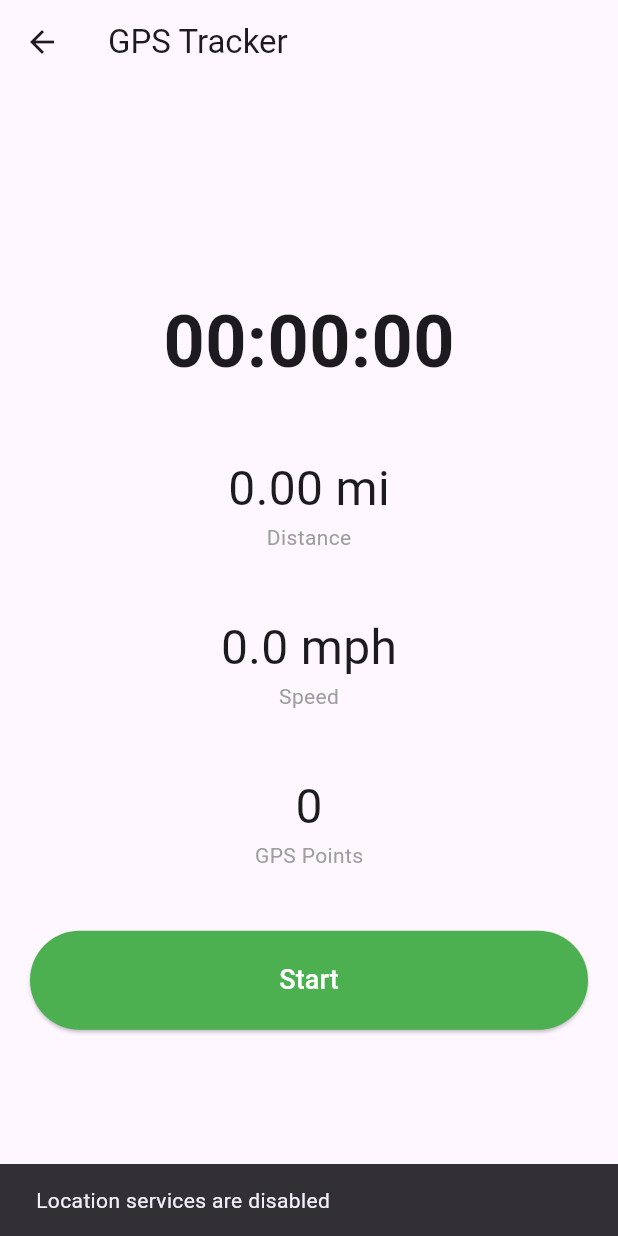
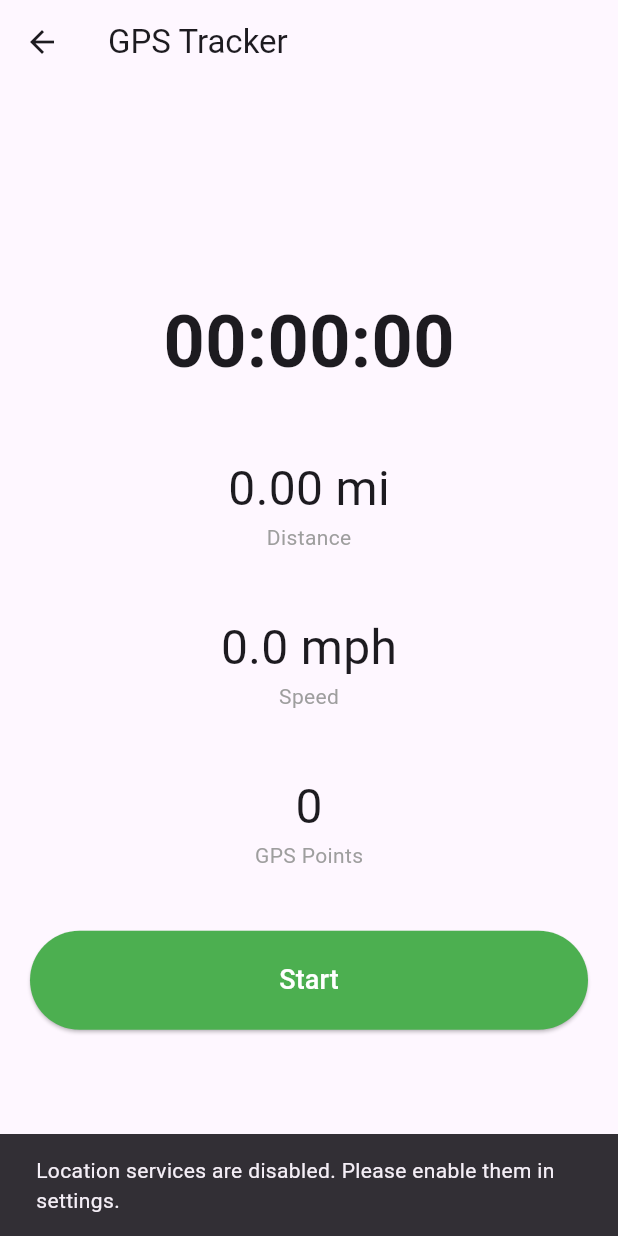
Before and after one commit to Anish-Chanda/cadent, a Flutter app: the RecorderScreen screen opened directly, after a tap on "Start", on a phone screen of 412 x 824 dp. Run offline on Flutter 3.47's test engine with Material 3 defaults, Android fonts, the phone set to English and light mode, and no system bars; our stand-ins replace cookie_jar, dio, dio_cookie_manager, geolocator, shared_preferences; accounts and stored records are empty; network calls fail.

Commit message:
extract permissions handling to a different service

```diff
--- a/app/lib/screens/recorder_screen.dart
+++ b/app/lib/screens/recorder_screen.dart
@@ -4,6 +4,8 @@ import 'dart:math' show cos, sqrt, asin;
 
 import 'package:flutter/material.dart';
 import 'package:geolocator/geolocator.dart';
+
+import '../services/permissions_handler.dart';
 
 enum RecordingState { idle, recording, paused }
 
@@ -15,8 +17,6 @@ class RecorderScreen extends StatefulWidget {
 }
 
 class _RecorderScreenState extends State<RecorderScreen> {
-  final GeolocatorPlatform _geolocatorPlatform = GeolocatorPlatform.instance;
-
   RecordingState _recordingState = RecordingState.idle;
   StreamSubscription<Position>? _positionStreamSubscription;
 
@@ -68,39 +68,9 @@ class _RecorderScreenState extends State<RecorderScreen> {
   }
 
   Future<bool> _checkPermissions() async {
-    bool serviceEnabled = await _geolocatorPlatform.isLocationServiceEnabled();
-    if (!serviceEnabled) {
-      if (mounted) {
-        ScaffoldMessenger.of(context).showSnackBar(
-          const SnackBar(content: Text('Location services are disabled')),
-        );
-      }
-      return false;
-    }
-
-    LocationPermission permission = await _geolocatorPlatform.checkPermission();
-    if (permission == LocationPermission.denied) {
-      permission = await _geolocatorPlatform.requestPermission();
-      if (permission == LocationPermission.denied) {
-        if (mounted) {
-          ScaffoldMessenger.of(context).showSnackBar(
-            const SnackBar(content: Text('Location permission denied')),
-          );
-        }
-        return false;
-      }
-    }
-
-    if (permission == LocationPermission.deniedForever) {
-      if (mounted) {
-        ScaffoldMessenger.of(context).showSnackBar(
-          const SnackBar(content: Text('Location permission denied forever')),
-        );
-      }
-      return false;
-    }
-
-    return true;
+    return await LocationPermissionService.requestLocationPermission(
+      context: mounted ? context : null,
+    );
   }
 
   Future<void> _startRecording() async {
@@ -128,7 +98,7 @@ class _RecorderScreenState extends State<RecorderScreen> {
     if (Platform.isAndroid) {
       locationSettings = AndroidSettings(
         accuracy: LocationAccuracy.high,
-        distanceFilter: 0,
+        distanceFilter: 1,
         intervalDuration: const Duration(seconds: 1),
         // Enable background location updates
         foregroundNotificationConfig: const ForegroundNotificationConfig(
@@ -151,7 +121,7 @@ class _RecorderScreenState extends State<RecorderScreen> {
       );
     }
 
-    final positionStream = _geolocatorPlatform.getPositionStream(
+    final positionStream = GeolocatorPlatform.instance.getPositionStream(
       locationSettings: locationSettings,
     );
 
--- /dev/null
+++ b/app/lib/services/permissions_handler.dart
@@ -0,0 +1,110 @@
+import 'package:flutter/material.dart';
+import 'package:geolocator/geolocator.dart';
+
+class LocationPermissionService {
+  static final GeolocatorPlatform _geolocatorPlatform = GeolocatorPlatform.instance;
+
+  /// Checks if location services are enabled and permissions are granted
+  /// Returns true if everything is ready for location access
+  static Future<bool> hasLocationPermission() async {
+    try {
+      // Check if location services are enabled
+      bool serviceEnabled = await _geolocatorPlatform.isLocationServiceEnabled();
+      if (!serviceEnabled) {
+        return false;
+      }
+
+      // Check current permission status
+      LocationPermission permission = await _geolocatorPlatform.checkPermission();
+
+      return permission == LocationPermission.whileInUse ||
+             permission == LocationPermission.always;
+    } catch (e) {
+      return false;
+    }
+  }
+
+  /// Requests location permissions and handles the full flow
+  /// Returns true if permissions are granted, false otherwise
+  /// Shows user-friendly error messages via context
+  static Future<bool> requestLocationPermission({BuildContext? context}) async {
+    try {
+      // Check if location services are enabled
+      bool serviceEnabled = await _geolocatorPlatform.isLocationServiceEnabled();
+      if (!serviceEnabled) {
+        if (context != null && context.mounted) {
+          ScaffoldMessenger.of(context).showSnackBar(
+            const SnackBar(
+              content: Text('Location services are disabled. Please enable them in settings.'),
+              duration: Duration(seconds: 3),
+            ),
+          );
+        }
+        return false;
+      }
+
+      // Check current permission status
+      LocationPermission permission = await _geolocatorPlatform.checkPermission();
+
+      // If already granted, return true
+      if (permission == LocationPermission.whileInUse ||
+          permission == LocationPermission.always) {
+        return true;
+      }
+
+      // If denied, request permission
+      if (permission == LocationPermission.denied) {
+        permission = await _geolocatorPlatform.requestPermission();
+
+        if (permission == LocationPermission.denied) {
+          if (context != null && context.mounted) {
+            ScaffoldMessenger.of(context).showSnackBar(
+              const SnackBar(
+                content: Text('Location permission is required to track your activity.'),
+                duration: Duration(seconds: 3),
+              ),
+            );
+          }
+          return false;
+        }
+      }
+
+      // If denied forever, show settings message
+      if (permission == LocationPermission.deniedForever) {
+        if (context != null && context.mounted) {
+          ScaffoldMessenger.of(context).showSnackBar(
+            const SnackBar(
+              content: Text('Location permission permanently denied. Please enable in app settings.'),
+              duration: Duration(seconds: 4),
+            ),
+          );
+        }
+        return false;
+      }
+
+      // Check final permission status
+      return permission == LocationPermission.whileInUse ||
+             permission == LocationPermission.always;
+    } catch (e) {
+      if (context != null && context.mounted) {
+        ScaffoldMessenger.of(context).showSnackBar(
+          const SnackBar(
+            content: Text('Error checking location permissions.'),
+            duration: Duration(seconds: 3),
+          ),
+        );
+      }
+      return false;
+    }
+  }
+
+  /// Gets the current location permission status without requesting
+  static Future<LocationPermission> getPermissionStatus() async {
+    return await _geolocatorPlatform.checkPermission();
+  }
+
+  /// Opens app settings for the user to manually grant permissions
+  static Future<bool> openAppSettings() async {
+    return await _geolocatorPlatform.openAppSettings();
+  }
+}
```
